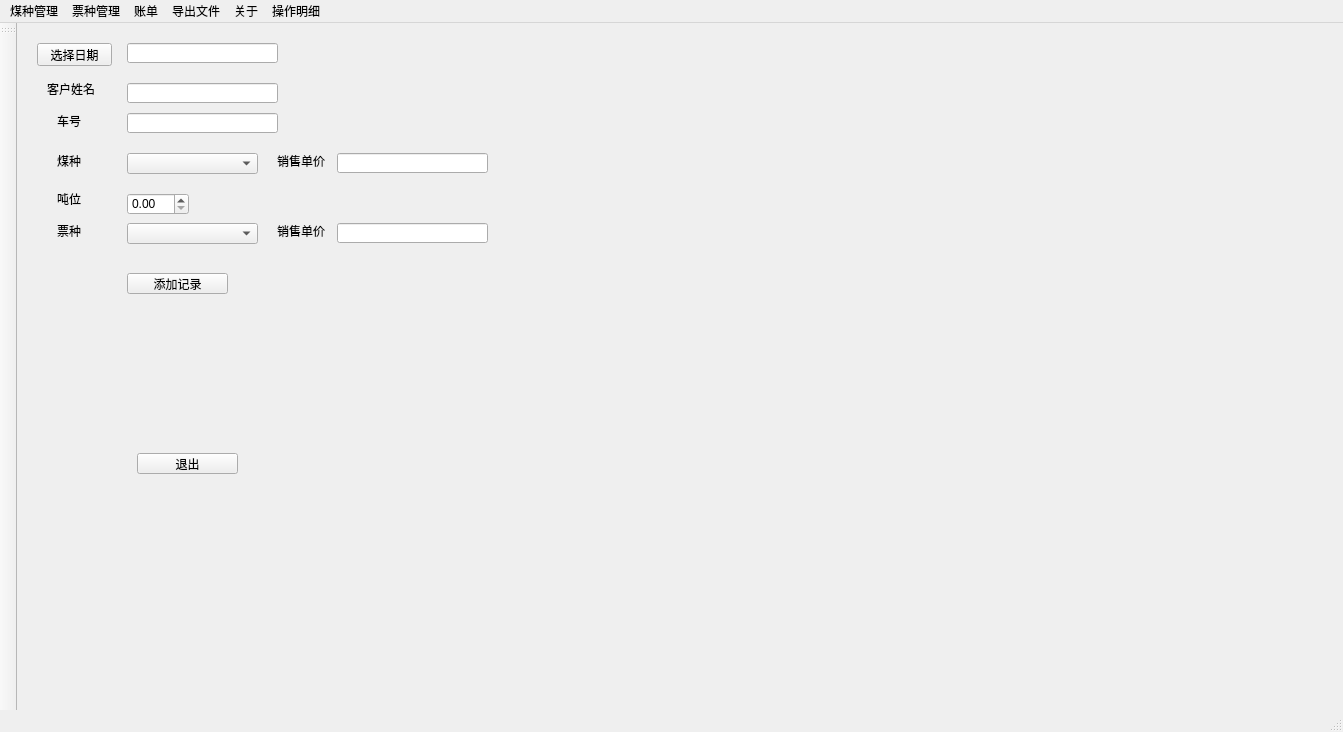
This is ui/main_window.ui in leexuehan/AccountingAssisitor as Qt 5 draws it before an edit. The edited form follows.
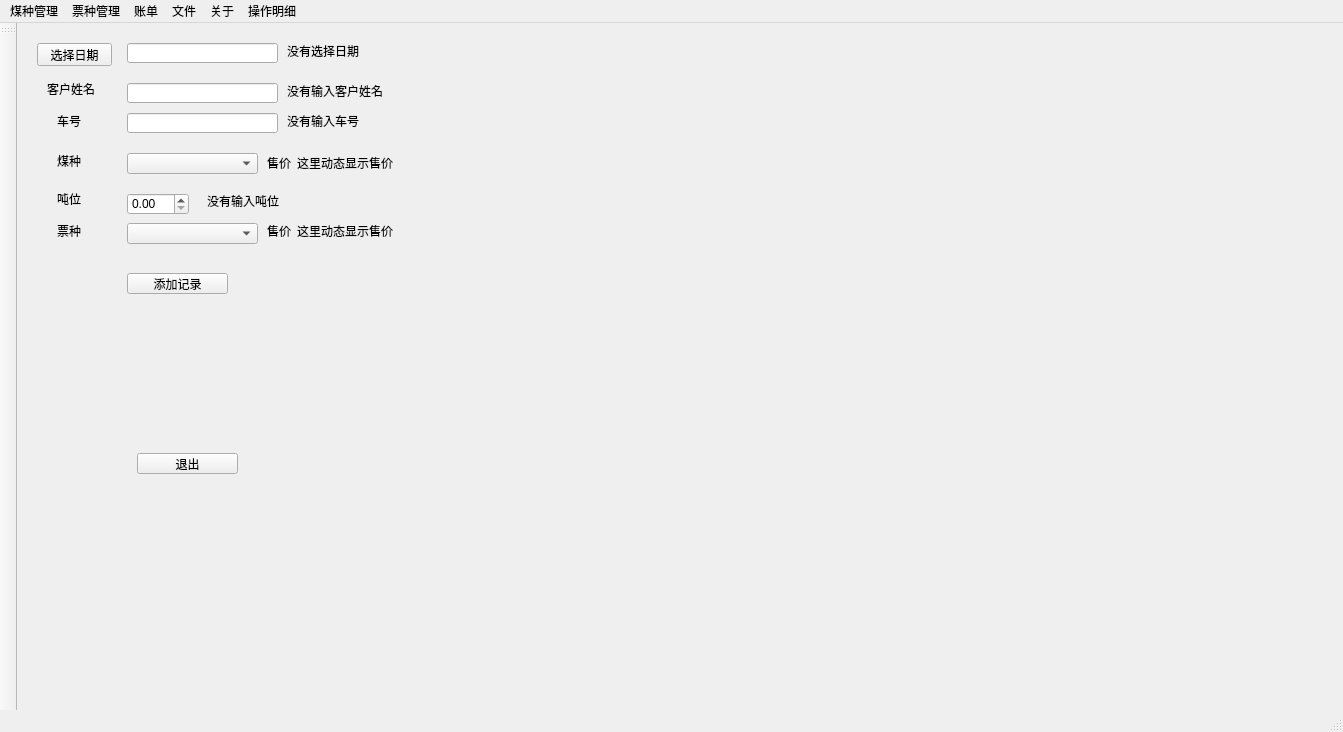
This is the edited form.

Commit message: 重构主窗口，错误提示形式，以及显示形式

Patch:
```diff
--- a/ui/main_window.ui
+++ b/ui/main_window.ui
@@ -184,50 +184,108 @@
      </rect>
     </property>
    </widget>
-   <widget class="QLineEdit" name="coal_sort_sell_price">
-    <property name="geometry">
-     <rect>
-      <x>320</x>
-      <y>130</y>
-      <width>151</width>
-      <height>20</height>
-     </rect>
-    </property>
-   </widget>
    <widget class="QLabel" name="label_coal_2">
     <property name="geometry">
      <rect>
-      <x>260</x>
+      <x>250</x>
       <y>130</y>
-      <width>59</width>
-      <height>16</height>
+      <width>31</width>
+      <height>20</height>
      </rect>
     </property>
     <property name="text">
-     <string>销售单价</string>
+     <string>售价</string>
     </property>
    </widget>
    <widget class="QLabel" name="label_coal_3">
     <property name="geometry">
      <rect>
-      <x>260</x>
+      <x>250</x>
       <y>200</y>
-      <width>59</width>
+      <width>31</width>
       <height>16</height>
      </rect>
     </property>
     <property name="text">
-     <string>销售单价</string>
+     <string>售价</string>
     </property>
    </widget>
-   <widget class="QLineEdit" name="ticket_sort_sell_price">
+   <widget class="QLabel" name="date_hint">
     <property name="geometry">
      <rect>
-      <x>320</x>
-      <y>200</y>
-      <width>151</width>
+      <x>270</x>
+      <y>20</y>
+      <width>101</width>
+      <height>16</height>
+     </rect>
+    </property>
+    <property name="text">
+     <string>没有选择日期</string>
+    </property>
+   </widget>
+   <widget class="QLabel" name="person_name_hint">
+    <property name="geometry">
+     <rect>
+      <x>270</x>
+      <y>60</y>
+      <width>101</width>
+      <height>16</height>
+     </rect>
+    </property>
+    <property name="text">
+     <string>没有输入客户姓名</string>
+    </property>
+   </widget>
+   <widget class="QLabel" name="car_id_hint">
+    <property name="geometry">
+     <rect>
+      <x>270</x>
+      <y>90</y>
+      <width>101</width>
+      <height>16</height>
+     </rect>
+    </property>
+    <property name="text">
+     <string>没有输入车号</string>
+    </property>
+   </widget>
+   <widget class="QLabel" name="coal_sell_price_display">
+    <property name="geometry">
+     <rect>
+      <x>280</x>
+      <y>130</y>
+      <width>101</width>
       <height>20</height>
      </rect>
+    </property>
+    <property name="text">
+     <string>这里动态显示售价</string>
+    </property>
+   </widget>
+   <widget class="QLabel" name="ticket_sell_price_display">
+    <property name="geometry">
+     <rect>
+      <x>280</x>
+      <y>200</y>
+      <width>101</width>
+      <height>16</height>
+     </rect>
+    </property>
+    <property name="text">
+     <string>这里动态显示售价</string>
+    </property>
+   </widget>
+   <widget class="QLabel" name="weight_hint">
+    <property name="geometry">
+     <rect>
+      <x>190</x>
+      <y>170</y>
+      <width>101</width>
+      <height>16</height>
+     </rect>
+    </property>
+    <property name="text">
+     <string>没有输入吨位</string>
     </property>
    </widget>
   </widget>
@@ -288,7 +346,7 @@
    </widget>
    <widget class="QMenu" name="menu_4">
     <property name="title">
-     <string>导出文件</string>
+     <string>文件</string>
     </property>
    </widget>
    <addaction name="coal"/>
```
Left out of the diff: 15 changed lines with no effect on the pictures. The commit also changes 3 other files.
